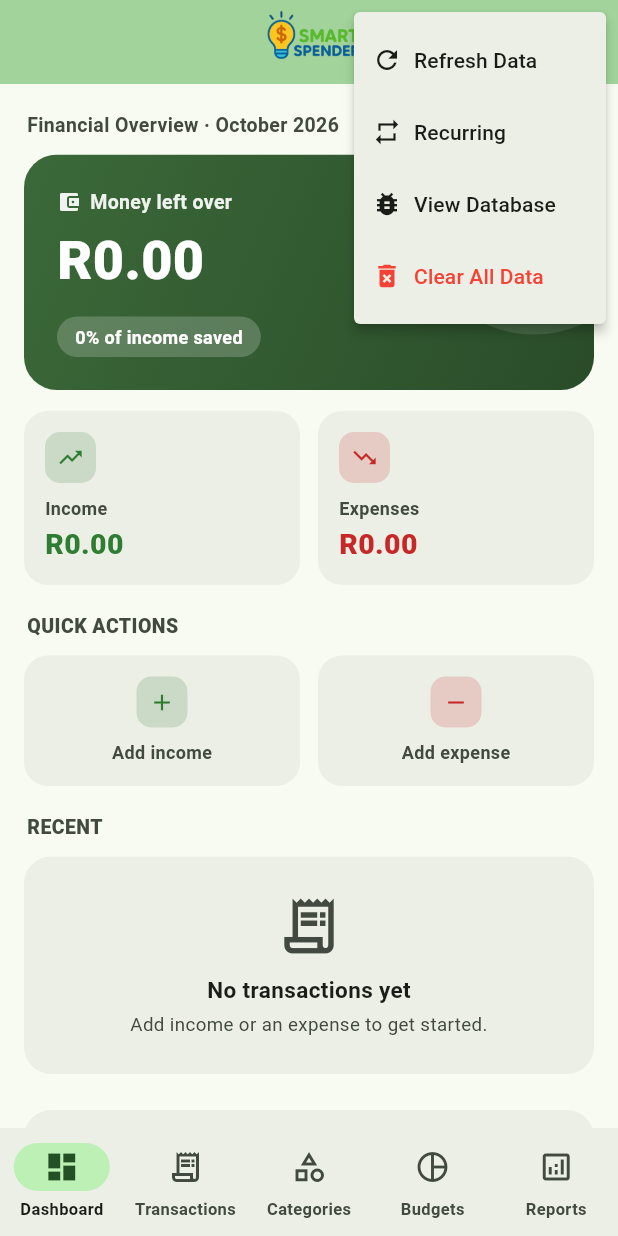
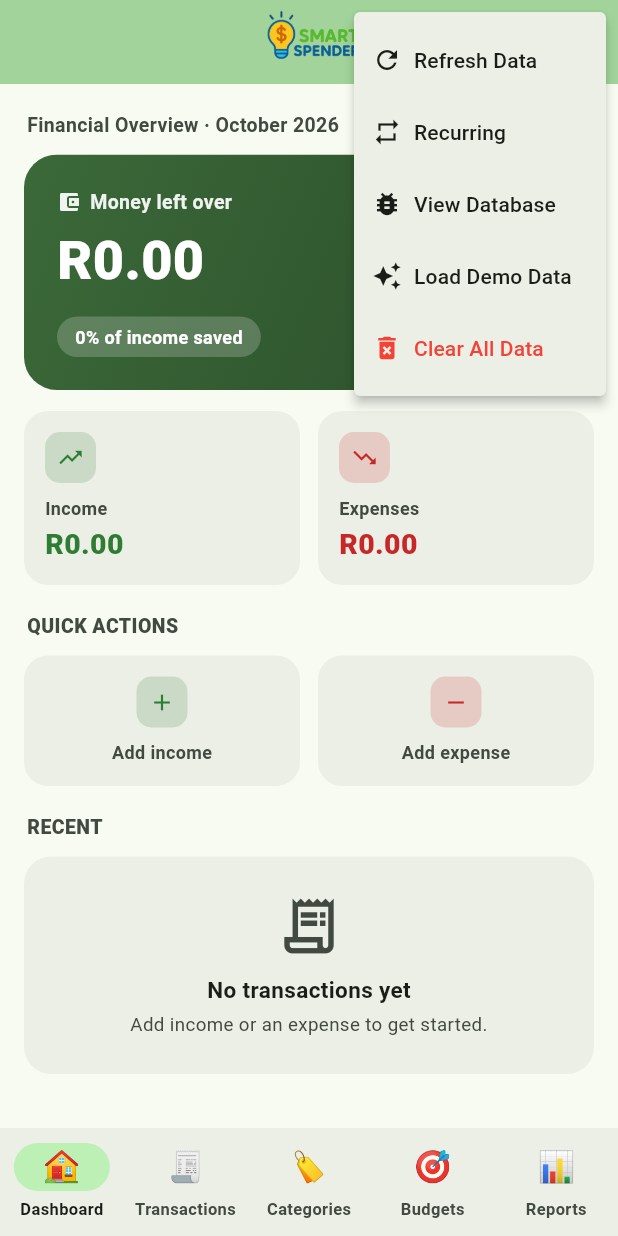
Before and after one commit to MichaelCom/SmartSpender, a Flutter app: the screen it shows after launch, after a tap on the "more vert" icon, on a phone screen of 412 x 824 dp. Run offline on Flutter 3.47's test engine with Material 3 defaults, Android fonts, the phone set to English and light mode, and no system bars; our stand-ins replace drift, drift_flutter, file_picker, fl_chart, share_plus, shared_preferences; accounts and stored records are empty; generated files the repository leaves out were written again.

Commit message:
feat(mobile): emoji nav + category icons, demo-data menu, iOS build prep
UI polish on the redesign:
- Bottom NavigationBar now uses emoji icons (🏠🧾🏷️🎯📊) to match the
  mobile mockups, keeping the M3 pill indicator.
- CategoryIconChip renders emoji icon values as text glyphs (demo-data
  seeder stores emoji; add-category stores Material icon names). Fixes
  blank/generic category icons on budgets and other list screens.
- Load Demo Data moved from a dashboard card into the overflow (⋮) menu,
  above Clear All Data, with a replace-all confirmation dialog. Removed
  the now-unused demo_data_widget.dart.
- Added widget tests for CategoryIconChip emoji/name/fallback behaviour.

iOS build prep:
- Bundle id changed from the Apple-rejected com.example.smartSpender to
  com.michaelcombrink.smartspender (+ .RunnerTests).
- iOS deployment target pinned to 13.0 (Podfile platform line uncommented;
  pbxproj/plist already at 13.0).
- Added Docs/iOS-BUILD.md documenting the free-device, TestFlight, and
  ad-hoc install paths.

flutter analyze clean; 164 tests pass; debug APK builds + installs.

```diff
--- a/lib/screens/home_screen.dart
+++ b/lib/screens/home_screen.dart
@@ -17,11 +17,11 @@ import '../utils/currency.dart';
 import '../repositories/repositories.dart';
 import '../theme/finance_colors.dart';
 import '../widgets/logo_widget.dart';
-import '../widgets/demo_data_widget.dart';
 import '../widgets/budget_alert_summary.dart';
 import '../widgets/insight_highlight.dart';
 import '../widgets/redesign/redesign.dart';
 import '../debug_screen.dart';
+import '../test_database.dart';
 
 class HomeScreen extends StatefulWidget {
   const HomeScreen({super.key});
@@ -56,33 +56,41 @@ class _HomeScreenState extends State<HomeScreen> {
         onDestinationSelected: _selectTab,
         destinations: const [
           NavigationDestination(
-            icon: Icon(Icons.dashboard_outlined),
-            selectedIcon: Icon(Icons.dashboard),
+            icon: _NavEmoji('🏠'),
             label: 'Dashboard',
           ),
           NavigationDestination(
-            icon: Icon(Icons.receipt_long_outlined),
-            selectedIcon: Icon(Icons.receipt_long),
+            icon: _NavEmoji('🧾'),
             label: 'Transactions',
           ),
           NavigationDestination(
-            icon: Icon(Icons.category_outlined),
-            selectedIcon: Icon(Icons.category),
+            icon: _NavEmoji('🏷️'),
             label: 'Categories',
           ),
           NavigationDestination(
-            icon: Icon(Icons.pie_chart_outline),
-            selectedIcon: Icon(Icons.pie_chart),
+            icon: _NavEmoji('🎯'),
             label: 'Budgets',
           ),
           NavigationDestination(
-            icon: Icon(Icons.analytics_outlined),
-            selectedIcon: Icon(Icons.analytics),
+            icon: _NavEmoji('📊'),
             label: 'Reports',
           ),
         ],
       ),
     );
+  }
+}
+
+/// A bottom-navigation icon rendered as an emoji glyph (to match the mobile
+/// mockups, which use emoji for the nav items instead of Material icons).
+class _NavEmoji extends StatelessWidget {
+  const _NavEmoji(this.emoji);
+
+  final String emoji;
+
+  @override
+  Widget build(BuildContext context) {
+    return Text(emoji, style: const TextStyle(fontSize: 20));
   }
 }
 
@@ -208,6 +216,89 @@ class _DashboardTabState extends State<DashboardTab> {
     }
   }
 
+  /// Seeds realistic demo data after confirming (it replaces all existing
+  /// data). Shows a loading dialog while seeding, then refreshes the providers.
+  Future<void> _loadDemoData(BuildContext context) async {
+    final confirmed = await showDialog<bool>(
+      context: context,
+      builder: (context) => AlertDialog(
+        title: const Text('Load Demo Data'),
+        content: const Text(
+          'This replaces all existing data with realistic demo data:\n\n'
+          '• 18 categories with icons and colours\n'
+          '• 6 months of transaction history\n'
+          '• Monthly budgets for major categories\n\n'
+          'This cannot be undone.',
+        ),
+        actions: [
+          TextButton(
+            onPressed: () => Navigator.of(context).pop(false),
+            child: const Text('Cancel'),
+          ),
+          TextButton(
+            onPressed: () => Navigator.of(context).pop(true),
+            child: const Text('Load Demo Data'),
+          ),
+        ],
+      ),
+    );
+
+    if (confirmed != true || !context.mounted) return;
+
+    // Loading indicator.
+    showDialog(
+      context: context,
+      barrierDismissible: false,
+      builder: (context) => const AlertDialog(
+        content: Row(
+          children: [
+            CircularProgressIndicator(),
+            SizedBox(width: 16),
+            Text('Creating demo data...'),
+          ],
+        ),
+      ),
+    );
+
+    try {
+      final repositories =
+          Provider.of<AppRepositories>(context, listen: false);
+      final categoryProvider =
+          Provider.of<CategoryProvider>(context, listen: false);
+      final transactionProvider =
+          Provider.of<TransactionProvider>(context, listen: false);
+      final budgetProvider =
+          Provider.of<BudgetProvider>(context, listen: false);
+      await seedDemoDataAndTest(repositories);
+
+      await categoryProvider.loadCategories();
+      await transactionProvider.loadTransactions();
+      await budgetProvider.loadBudgets();
+
+      if (context.mounted) {
+        Navigator.of(context).pop(); // close loading dialog
+        ScaffoldMessenger.of(context).showSnackBar(
+          const SnackBar(
+            content: Text('Demo data created successfully!'),
+            backgroundColor: Colors.green,
+            duration: Duration(seconds: 3),
+          ),
+        );
+      }
+    } catch (e) {
+      if (context.mounted) {
+        Navigator.of(context).pop(); // close loading dialog
+        ScaffoldMessenger.of(context).showSnackBar(
+          SnackBar(
+            content: Text('Error creating demo data: $e'),
+            backgroundColor: Colors.red,
+            duration: const Duration(seconds: 5),
+          ),
+        );
+      }
+    }
+  }
+
   void _refreshData() {
     if (mounted) {
       Provider.of<TransactionProvider>(
@@ -261,6 +352,9 @@ class _DashboardTabState extends State<DashboardTab> {
                     ),
                   );
                   break;
+                case 'load_demo':
+                  await _loadDemoData(context);
+                  break;
                 case 'clear_data':
                   await _clearAllData(context);
                   break;
@@ -294,6 +388,16 @@ class _DashboardTabState extends State<DashboardTab> {
                     Icon(Icons.bug_report, size: 20),
                     SizedBox(width: 8),
                     Text('View Database'),
+                  ],
+                ),
+              ),
+              const PopupMenuItem(
+                value: 'load_demo',
+                child: Row(
+                  children: [
+                    Icon(Icons.auto_awesome, size: 20),
+                    SizedBox(width: 8),
+                    Text('Load Demo Data'),
                   ],
                 ),
               ),
@@ -427,11 +531,6 @@ class _DashboardTabState extends State<DashboardTab> {
                 symbol,
                 financeColors,
               ),
-
-              const SizedBox(height: 24),
-
-              // Demo data helper (testing aid; renders its own content).
-              const DemoDataWidget(),
             ],
           );
         },
--- a/lib/widgets/demo_data_widget.dart
+++ /dev/null
@@ -1,144 +0,0 @@
-import 'package:flutter/material.dart';
-import 'package:provider/provider.dart';
-import '../test_database.dart';
-import '../repositories/repositories.dart';
-import '../providers/category_provider.dart';
-import '../providers/transaction_provider.dart';
-import '../providers/budget_provider.dart';
-
-class DemoDataWidget extends StatefulWidget {
-  const DemoDataWidget({super.key});
-
-  @override
-  State<DemoDataWidget> createState() => _DemoDataWidgetState();
-}
-
-class _DemoDataWidgetState extends State<DemoDataWidget> {
-  bool _isLoading = false;
-
-  Future<void> _seedDemoData() async {
-    setState(() {
-      _isLoading = true;
-    });
-
-    try {
-      // Seed the demo data
-      final repositories =
-          Provider.of<AppRepositories>(context, listen: false);
-      await seedDemoDataAndTest(repositories);
-
-      // Refresh all providers to show the new data
-      if (mounted) {
-        final categoryProvider =
-            Provider.of<CategoryProvider>(context, listen: false);
-        final transactionProvider =
-            Provider.of<TransactionProvider>(context, listen: false);
-        final budgetProvider =
-            Provider.of<BudgetProvider>(context, listen: false);
-        await categoryProvider.loadCategories();
-        await transactionProvider.loadTransactions();
-        await budgetProvider.loadBudgets();
-      }
-
-      if (mounted) {
-        ScaffoldMessenger.of(context).showSnackBar(
-          const SnackBar(
-            content: Text('✅ Demo data created successfully!'),
-            backgroundColor: Colors.green,
-            duration: Duration(seconds: 3),
-          ),
-        );
-      }
-    } catch (e) {
-      if (mounted) {
-        ScaffoldMessenger.of(context).showSnackBar(
-          SnackBar(
-            content: Text('❌ Error creating demo data: $e'),
-            backgroundColor: Colors.red,
-            duration: const Duration(seconds: 5),
-          ),
-        );
-      }
-    } finally {
-      if (mounted) {
-        setState(() {
-          _isLoading = false;
-        });
-      }
-    }
-  }
-
-  @override
-  Widget build(BuildContext context) {
-    return Card(
-      margin: const EdgeInsets.all(0),
-      child: Padding(
-        padding: const EdgeInsets.all(16),
-        child: Column(
-          crossAxisAlignment: CrossAxisAlignment.start,
-          children: [
-            Row(
-              children: [
-                const Icon(Icons.data_usage, color: Colors.blue),
-                const SizedBox(width: 8),
-                Text(
-                  'Demo Data',
-                  style: Theme.of(context).textTheme.titleLarge,
-                ),
-              ],
-            ),
-            const SizedBox(height: 12),
-            Text(
-              'Populate your app with realistic demo data for testing and demonstration purposes.',
-              style: Theme.of(context).textTheme.bodyMedium,
-            ),
-            const SizedBox(height: 16),
-            const Text(
-              'This will create:',
-              style: TextStyle(fontWeight: FontWeight.w500),
-            ),
-            const SizedBox(height: 8),
-            const Column(
-              crossAxisAlignment: CrossAxisAlignment.start,
-              children: [
-                Text('• 18 categories with icons and colors'),
-                Text('• 6 months of transaction history'),
-                Text('• Monthly budgets for major categories'),
-                Text('• Realistic amounts and descriptions'),
-              ],
-            ),
-            const SizedBox(height: 16),
-            SizedBox(
-              width: double.infinity,
-              child: ElevatedButton.icon(
-                onPressed: _isLoading ? null : _seedDemoData,
-                icon: _isLoading
-                    ? const SizedBox(
-                        width: 16,
-                        height: 16,
-                        child: CircularProgressIndicator(strokeWidth: 2),
-                      )
-                    : const Icon(Icons.refresh),
-                label: Text(
-                  _isLoading ? 'Creating Demo Data...' : 'Create Demo Data',
-                ),
-                style: ElevatedButton.styleFrom(
-                  padding: const EdgeInsets.symmetric(vertical: 12),
-                ),
-              ),
-            ),
-            const SizedBox(height: 8),
-            Text(
-              '⚠️ This will clear all existing data!',
-              style: TextStyle(
-                color: Colors.orange[700],
-                fontSize: 12,
-                fontWeight: FontWeight.w500,
-              ),
-            ),
-          ],
-        ),
-      ),
-    );
-  }
-}
```
Also changed, not shown: lib/widgets/redesign/category_icon_chip.dart (+28 -5 lines), 6 other files.
